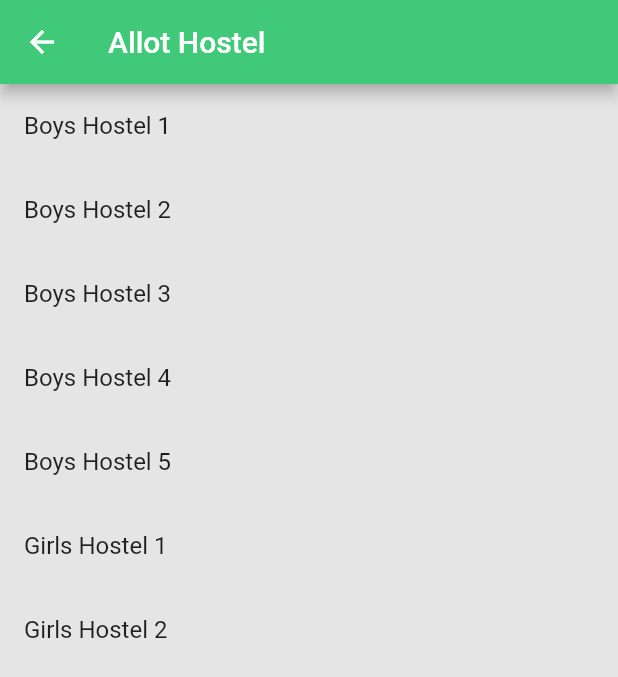
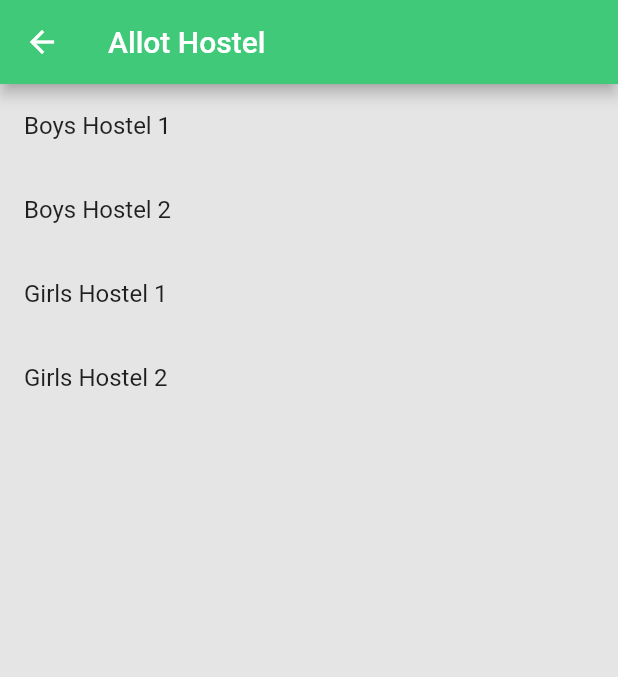
Before and after one commit to Darkknight131714/Dorm-Management, a Flutter app: the Allot_DormView screen opened directly with empty values, on a phone screen of 412 x 824 dp. Shown: the top 677 px of the screen. Run offline on Flutter 3.47's test engine with Material 2 defaults, Android fonts, the phone set to English and light mode, and no system bars; our stand-ins replace cloud_firestore, firebase_auth, firebase_core, open_file, pdf; missing offline and left inert: dart:ffi, razorpay_flutter; accounts and stored records are empty.

Commit message:
Random Change

```diff
--- a/lib/allot_dormview.dart
+++ b/lib/allot_dormview.dart
@@ -19,13 +19,10 @@ class _Allot_DormViewState extends State<Allot_DormView> {
   List<String> hostels = const [
     "Boys Hostel 1",
     "Boys Hostel 2",
-    "Boys Hostel 3",
-    "Boys Hostel 4",
-    "Boys Hostel 5",
     "Girls Hostel 1",
     "Girls Hostel 2"
   ];
-  List<String> titl = const ["bh1", "bh2", "bh3", "bh4", "bh5", "gh1", "gh2"];
+  List<String> titl = const ["bh1", "bh2", "gh1", "gh2"];
 
   Map<String, List<String>> studentRecords = {};
 
```
